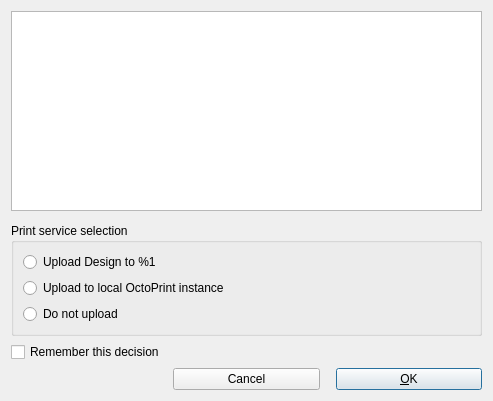
openscad/openscad, file src/PrintInitDialog.ui: the form before one commit.
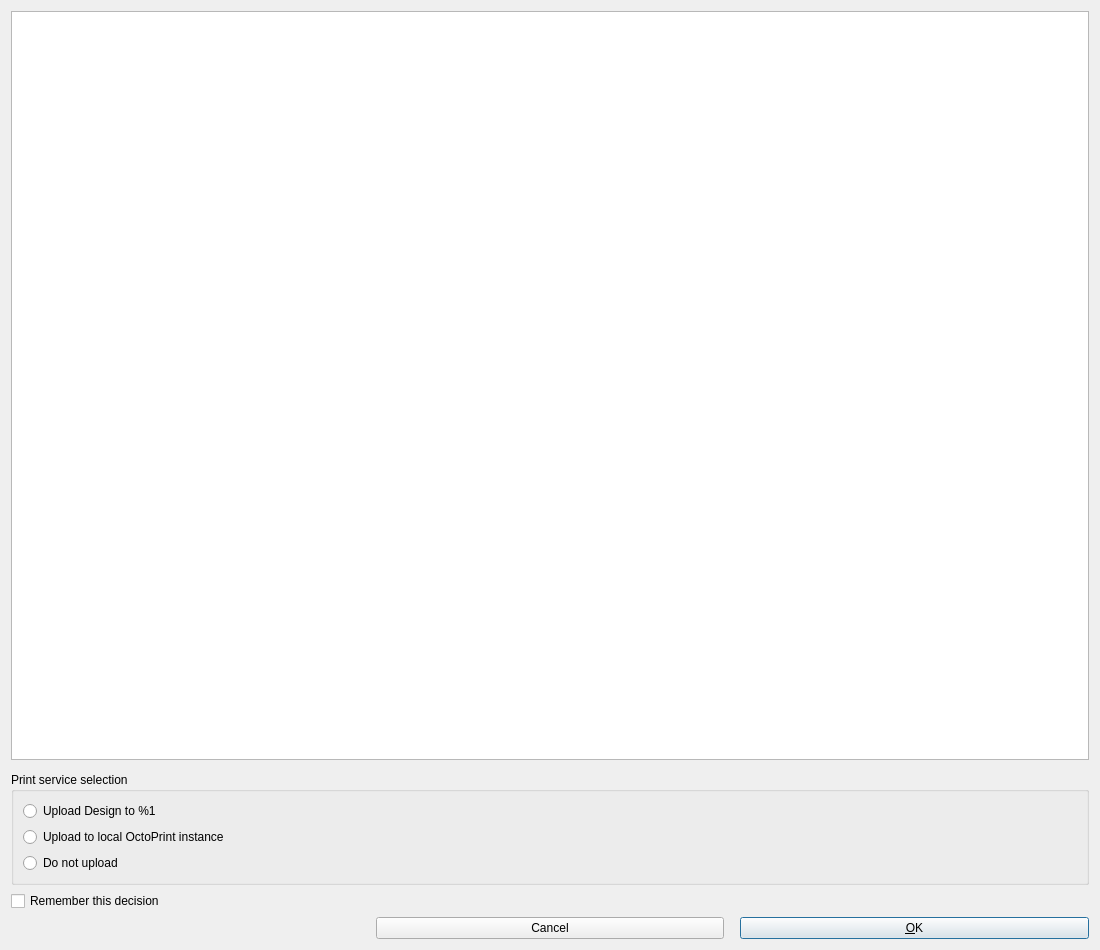
The form after the commit.

Commit message: Increased the size of the 3D print dialog so it fits the content rather than having to be manually resized each time.

The edit to the form file:
```diff
--- a/src/PrintInitDialog.ui
+++ b/src/PrintInitDialog.ui
@@ -6,8 +6,8 @@
    <rect>
     <x>0</x>
     <y>0</y>
-    <width>493</width>
-    <height>379</height>
+    <width>1100</width>
+    <height>950</height>
    </rect>
   </property>
   <property name="windowTitle">
```
